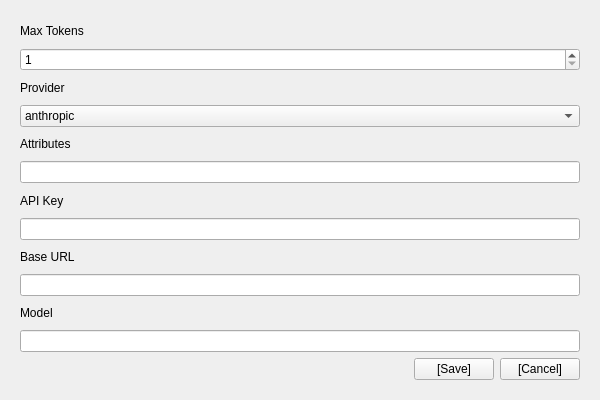
First picture: the form in promptlet_client/view/settings_view.ui, repository onurtas1993/promptlet, before the edit.
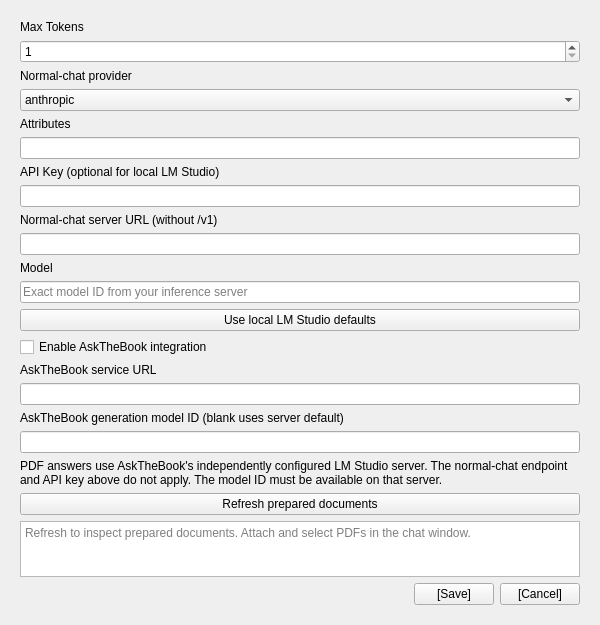
Second picture: the form after the edit.

What changed in the file:
```diff
--- a/promptlet_client/view/settings_view.ui
+++ b/promptlet_client/view/settings_view.ui
@@ -43,7 +43,7 @@
    <item>
     <widget class="QLabel" name="provider_label">
      <property name="text">
-      <string>Provider</string>
+      <string>Normal-chat provider</string>
      </property>
     </widget>
    </item>
@@ -74,7 +74,7 @@
    <item>
     <widget class="QLabel" name="key_label">
      <property name="text">
-      <string>API Key</string>
+      <string>API Key (optional for local LM Studio)</string>
      </property>
     </widget>
    </item>
@@ -88,7 +88,7 @@
    <item>
     <widget class="QLabel" name="base_url_label">
      <property name="text">
-      <string>Base URL</string>
+      <string>Normal-chat server URL (without /v1)</string>
      </property>
     </widget>
    </item>
@@ -103,7 +103,49 @@
     </widget>
    </item>
    <item>
-    <widget class="QLineEdit" name="model_input"/>
+    <widget class="QLineEdit" name="model_input">
+     <property name="placeholderText"><string>Exact model ID from your inference server</string></property>
+    </widget>
+   </item>
+   <item>
+    <widget class="QPushButton" name="lm_studio_btn">
+     <property name="text"><string>Use local LM Studio defaults</string></property>
+    </widget>
+   </item>
+   <item>
+    <widget class="QCheckBox" name="askthebook_enabled_input">
+     <property name="text"><string>Enable AskTheBook integration</string></property>
+    </widget>
+   </item>
+   <item>
+    <widget class="QLabel" name="askthebook_url_label">
+     <property name="text"><string>AskTheBook service URL</string></property>
+    </widget>
+   </item>
+   <item><widget class="QLineEdit" name="askthebook_url_input"/></item>
+   <item>
+    <widget class="QLabel" name="askthebook_model_label">
+     <property name="text"><string>AskTheBook generation model ID (blank uses server default)</string></property>
+    </widget>
+   </item>
+   <item><widget class="QLineEdit" name="askthebook_model_input"/></item>
+   <item>
+    <widget class="QLabel" name="askthebook_generation_notice">
+     <property name="wordWrap"><bool>true</bool></property>
+     <property name="text"><string>PDF answers use AskTheBook's independently configured LM Studio server. The normal-chat endpoint and API key above do not apply. The model ID must be available on that server.</string></property>
+    </widget>
+   </item>
+   <item>
+    <widget class="QPushButton" name="refresh_documents_btn">
+     <property name="text"><string>Refresh prepared documents</string></property>
+    </widget>
+   </item>
+   <item>
+    <widget class="QPlainTextEdit" name="documents_output">
+     <property name="readOnly"><bool>true</bool></property>
+     <property name="maximumHeight"><number>120</number></property>
+     <property name="placeholderText"><string>Refresh to inspect prepared documents. Attach and select PDFs in the chat window.</string></property>
+    </widget>
    </item>
    <item>
     <layout class="QHBoxLayout" name="button_layout">
```
